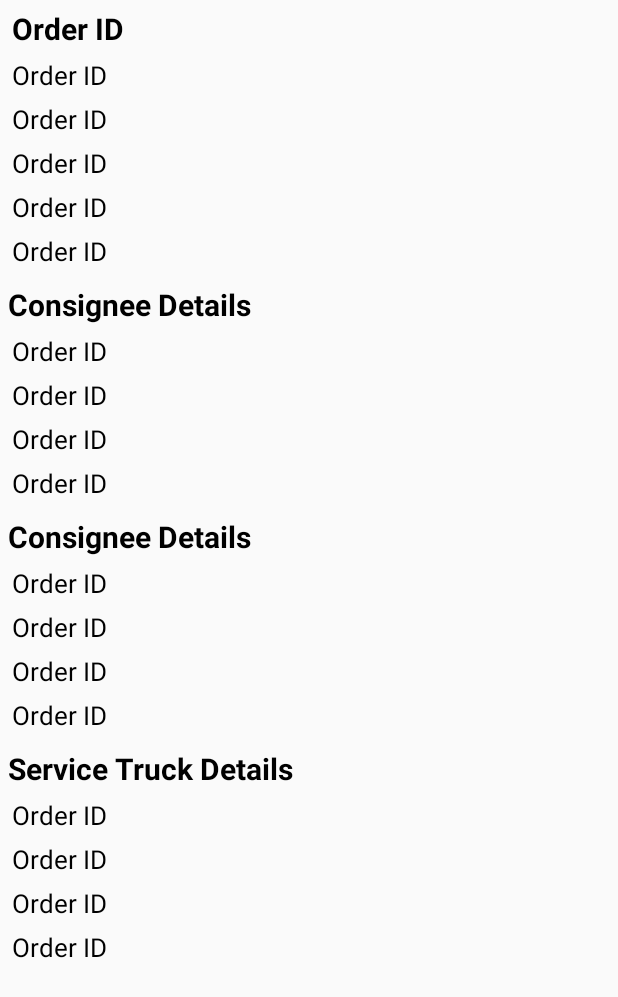
After one commit to aggarwalmayank/PROVIZO, an Android app: the BookingsDetails screen opened directly, with no data from a screen before it, on a phone screen of 412 x 824 dp. The commit adds this screen. Shown: the top 997 px of the screen. Run offline under Robolectric (Android 15) with nearby library versions, the phone set to English and light mode, and no system bars; 14 statements that could not run were skipped.

Commit message:
Truck Service App

```diff
--- a/app/src/main/AndroidManifest.xml
+++ b/app/src/main/AndroidManifest.xml
@@ -13,7 +13,9 @@
         android:roundIcon="@mipmap/ic_launcher_round"
         android:supportsRtl="true"
         android:theme="@style/AppTheme">
-        <activity android:name=".MyBookings"></activity>
+        <activity android:name=".BookingsDetails"></activity>
+        <activity android:name=".BookingsDetails" />
+        <activity android:name=".MyBookings" />
         <activity android:name=".Payment" />
         <activity android:name=".Confirmation" />
         <activity android:name=".AvailableServices" />
--- a/app/src/main/java/com/appsaga/provizo/Bookings.java
+++ b/app/src/main/java/com/appsaga/provizo/Bookings.java
@@ -5,15 +5,16 @@ import java.util.HashMap;
 
 public class Bookings implements Serializable {
 
-    private String DropLocation;
-    private String PaymentStatus;
-    private String PickUpDate;
-    private String PickUpLocation;
-    private String TruckCompany;
-    private String amount;
-    private HashMap<String, String> Consignee;
-    private HashMap<String, String> Consignor;
-    private HashMap<String, String> ServiceTruckDetails;
+    String DropLocation;
+    String PaymentStatus;
+    String PickUpDate;
+    String PickUpLocation;
+    String TruckCompany;
+    String amount;
+    HashMap<String,String> Consignee;
+    HashMap<String,String> Consignor;
+    HashMap<String,String> ServiceTruckDetails;
+    String key;
 
     public Bookings(String dropLocation, String paymentStatus, String pickUpDate, String pickUpLocation, String truckCompany, String amount, HashMap<String, String> consignee, HashMap<String, String> consignor, HashMap<String, String> serviceTruckDetails) {
         DropLocation = dropLocation;
@@ -27,7 +28,22 @@ public class Bookings implements Serializable {
         ServiceTruckDetails = serviceTruckDetails;
     }
 
-    public Bookings() {
+    public Bookings(Bookings bookings,String key)
+    {
+        DropLocation = bookings.getDropLocation();
+        PaymentStatus = bookings.getPaymentStatus();
+        PickUpDate = bookings.getPickUpDate();
+        PickUpLocation = bookings.getPickUpLocation();
+        TruckCompany = bookings.getTruckCompany();
+        this.amount = bookings.getAmount();
+        Consignee=bookings.getConsignee();
+        Consignor=bookings.getConsignor();
+        ServiceTruckDetails = bookings.getServiceTruckDetails();
+        this.key=key;
+    }
+
+    public Bookings()
+    {
 
     }
 
@@ -102,4 +118,12 @@ public class Bookings implements Serializable {
     public void setServiceTruckDetails(HashMap<String, String> serviceTruckDetails) {
         ServiceTruckDetails = serviceTruckDetails;
     }
+
+    public String getKey() {
+        return key;
+    }
+
+    public void setKey(String key) {
+        this.key = key;
+    }
 }
--- a/app/src/main/java/com/appsaga/provizo/BookingsAdapter.java
+++ b/app/src/main/java/com/appsaga/provizo/BookingsAdapter.java
@@ -12,9 +12,7 @@ import java.util.ArrayList;
 public class BookingsAdapter extends ArrayAdapter<Bookings> {
 
     public BookingsAdapter(Context context, ArrayList<Bookings> bookings) {
-        //super(context, 0,bookings,orderid);
-        super(context,0,bookings);
-
+        super(context, 0,bookings);
     }
 
     @Override
@@ -29,17 +27,17 @@ public class BookingsAdapter extends ArrayAdapter<Bookings> {
 
         Bookings currentBooking = getItem(position);
 
-        TextView orderid= bookingsView.findViewById(R.id.orderid);
+        TextView key = bookingsView.findViewById(R.id.orderid);
         TextView pickupLoc = bookingsView.findViewById(R.id.pick_loc);
         TextView dropLoc = bookingsView.findViewById(R.id.drop_loc);
         TextView pickDate = bookingsView.findViewById(R.id.pick_date);
         TextView amount = bookingsView.findViewById(R.id.amount);
 
-        orderid.setText("Booking ID: "+currentBooking.getTruckCompany());
-        pickupLoc.setText("Pick Up Location:\n"+currentBooking.getPickUpLocation());
-        dropLoc.setText("Drop Location:\n"+currentBooking.getDropLocation());
-        pickDate.setText("Pick Up Date:\n"+currentBooking.getPickUpDate());
-        amount.setText("Amount:\n"+"Rs "+currentBooking.getAmount());
+        key.setText("Order ID: "+currentBooking.getKey());
+        pickupLoc.setText("Pick Up Location\n"+currentBooking.getPickUpLocation());
+        dropLoc.setText("Drop Up Location\n"+currentBooking.getDropLocation());
+        pickDate.setText("Pick Up Date\n"+currentBooking.getPickUpDate());
+        amount.setText("Amount\n"+currentBooking.getAmount());
 
         return bookingsView;
     }
--- /dev/null
+++ b/app/src/main/java/com/appsaga/provizo/BookingsDetails.java
@@ -0,0 +1,46 @@
+package com.appsaga.provizo;
+
+import android.support.v7.app.AppCompatActivity;
+import android.os.Bundle;
+import android.widget.TextView;
+
+public class BookingsDetails extends AppCompatActivity {
+
+    @Override
+    protected void onCreate(Bundle savedInstanceState) {
+        super.onCreate(savedInstanceState);
+        setContentView(R.layout.activity_bookings_details);
+
+        Bookings booking = (Bookings) getIntent().getSerializableExtra("booking");
+
+        TextView id = findViewById(R.id.order_id);
+        TextView comp = findViewById(R.id.truck_comp);
+        TextView pickup = findViewById(R.id.pick_loc);
+        TextView drop = findViewById(R.id.drop_loc);
+        TextView pickDate = findViewById(R.id.pick_date);
+        TextView amount = findViewById(R.id.amount);
+        TextView consigneeName = findViewById(R.id.consignee_name);
+        TextView consigneeAddress = findViewById(R.id.consignee_address);
+        TextView consigneePhone = findViewById(R.id.consignee_phone);
+        TextView consigneeGST = findViewById(R.id.consignee_gst);
+        TextView consignorName = findViewById(R.id.consignor_name);
+        TextView consignorAddress = findViewById(R.id.consignor_address);
+        TextView consignorPhone = findViewById(R.id.consignor_phone);
+        TextView consignorGST = findViewById(R.id.consignor_gst);
+
+        id.setText(booking.getKey());
+        comp.setText(booking.getTruckCompany());
+        pickup.setText(booking.getPickUpDate());
+        drop.setText(booking.getDropLocation());
+        pickDate.setText(booking.getPickUpDate());
+        amount.setText(booking.getAmount());
+        consigneeName.setText(booking.getConsignee().get("ConsigneeName"));
+        consigneeAddress.setText(booking.getConsignee().get("Address"));
+        consigneeGST.setText(booking.getConsignee().get("GST"));
+        consigneePhone.setText(booking.getConsignee().get("PhoneNumber"));
+        consignorName.setText(booking.getConsignor().get("ConsignorName"));
+        consignorAddress.setText(booking.getConsignor().get("Address"));
+        consignorGST.setText(booking.getConsignor().get("GST"));
+        consignorPhone.setText(booking.getConsignor().get("PhoneNumber"));
+    }
+}
--- a/app/src/main/java/com/appsaga/provizo/MyBookings.java
+++ b/app/src/main/java/com/appsaga/provizo/MyBookings.java
@@ -1,11 +1,13 @@
 package com.appsaga.provizo;
 
+import android.content.Intent;
 import android.graphics.Color;
 import android.support.annotation.NonNull;
 import android.support.v7.app.AppCompatActivity;
 import android.os.Bundle;
 import android.util.Log;
 import android.view.View;
+import android.widget.AdapterView;
 import android.widget.ListView;
 
 import com.google.firebase.auth.FirebaseAuth;
@@ -49,15 +51,28 @@ public class MyBookings extends AppCompatActivity {
             @Override
             public void onDataChange(@NonNull DataSnapshot dataSnapshot) {
 
-                ArrayList<Bookings> bookings = new ArrayList<>();
+                final ArrayList<Bookings> bookings = new ArrayList<>();
 
                 for(DataSnapshot ds : dataSnapshot.getChildren())
                 {
-                    bookings.add(ds.getValue(Bookings.class));
+                    Bookings bookings1 = new Bookings(ds.getValue(Bookings.class),ds.getKey());
+                    bookings.add(bookings1);
                 }
 
                 BookingsAdapter bookingsAdapter = new BookingsAdapter(MyBookings.this,bookings);
                 bookingsList.setAdapter(bookingsAdapter);
+
+                bookingsList.setOnItemClickListener(new AdapterView.OnItemClickListener() {
+                    @Override
+                    public void onItemClick(AdapterView<?> parent, View view, int position, long id) {
+
+                        Bookings booking = bookings.get(position);
+
+                        Intent intent = new Intent(MyBookings.this,BookingsDetails.class);
+                        intent.putExtra("booking",booking);
+                        startActivity(intent);
+                    }
+                });
             }
 
             @Override
--- /dev/null
+++ b/app/src/main/res/layout/activity_bookings_details.xml
@@ -0,0 +1,264 @@
+<?xml version="1.0" encoding="utf-8"?>
+<RelativeLayout xmlns:android="http://schemas.android.com/apk/res/android"
+    xmlns:app="http://schemas.android.com/apk/res-auto"
+    xmlns:tools="http://schemas.android.com/tools"
+    android:layout_width="match_parent"
+    android:layout_height="match_parent"
+    tools:context=".BookingsDetails">
+
+    <TextView
+        android:id="@+id/order_id"
+        android:layout_width="wrap_content"
+        android:layout_height="wrap_content"
+        android:text="Order ID"
+        android:textSize="20sp"
+        android:textColor="#000000"
+        android:layout_marginStart="8dp"
+        android:layout_marginLeft="8dp"
+        android:layout_marginTop="5dp"
+        android:textStyle="bold"/>
+
+    <TextView
+        android:id="@+id/truck_comp"
+        android:layout_width="wrap_content"
+        android:layout_height="wrap_content"
+        android:text="Order ID"
+        android:textSize="17sp"
+        android:textColor="#000000"
+        android:layout_marginStart="8dp"
+        android:layout_marginLeft="8dp"
+        android:layout_marginTop="5dp"
+        android:layout_below="@id/order_id"/>
+
+    <TextView
+        android:id="@+id/pick_loc"
+        android:layout_width="wrap_content"
+        android:layout_height="wrap_content"
+        android:text="Order ID"
+        android:textSize="17sp"
+        android:textColor="#000000"
+        android:layout_marginStart="8dp"
+        android:layout_marginLeft="8dp"
+        android:layout_marginTop="5dp"
+        android:layout_below="@id/truck_comp"/>
+
+    <TextView
+        android:id="@+id/drop_loc"
+        android:layout_width="wrap_content"
+        android:layout_height="wrap_content"
+        android:text="Order ID"
+        android:textSize="17sp"
+        android:textColor="#000000"
+        android:layout_marginStart="8dp"
+        android:layout_marginLeft="8dp"
+        android:layout_marginTop="5dp"
+        android:layout_below="@id/pick_loc"/>
+
+    <TextView
+        android:id="@+id/pick_date"
+        android:layout_width="wrap_content"
+        android:layout_height="wrap_content"
+        android:text="Order ID"
+        android:textSize="17sp"
+        android:textColor="#000000"
+        android:layout_marginStart="8dp"
+        android:layout_marginLeft="8dp"
+        android:layout_marginTop="5dp"
+        android:layout_below="@id/drop_loc"/>
+
+    <TextView
+        android:id="@+id/amount"
+        android:layout_width="wrap_content"
+        android:layout_height="wrap_content"
+        android:text="Order ID"
+        android:textSize="17sp"
+        android:textColor="#000000"
+        android:layout_marginStart="8dp"
+        android:layout_marginLeft="8dp"
+        android:layout_marginTop="5dp"
+        android:layout_below="@id/pick_date"/>
+
+    <TextView
+        android:id="@+id/consignee_details"
+        android:layout_width="wrap_content"
+        android:layout_height="wrap_content"
+        android:layout_below="@id/amount"
+        android:text="Consignee Details"
+        android:textStyle="bold"
+        android:textColor="#000000"
+        android:layout_marginTop="10dp"
+        android:layout_marginStart="5dp"
+        android:layout_marginLeft="5dp"
+        android:textSize="20sp"/>
+
+    <TextView
+        android:id="@+id/consignee_name"
+        android:layout_width="wrap_content"
+        android:layout_height="wrap_content"
+        android:text="Order ID"
+        android:textSize="17sp"
+        android:textColor="#000000"
+        android:layout_marginStart="8dp"
+        android:layout_marginLeft="8dp"
+        android:layout_marginTop="5dp"
+        android:layout_below="@id/consignee_details"/>
+
+    <TextView
+        android:id="@+id/consignee_address"
+        android:layout_width="wrap_content"
+        android:layout_height="wrap_content"
+        android:text="Order ID"
+        android:textSize="17sp"
+        android:textColor="#000000"
+        android:layout_marginStart="8dp"
+        android:layout_marginLeft="8dp"
+        android:layout_marginTop="5dp"
+        android:layout_below="@id/consignee_name"/>
+
+    <TextView
+        android:id="@+id/consignee_phone"
+        android:layout_width="wrap_content"
+        android:layout_height="wrap_content"
+        android:text="Order ID"
+        android:textSize="17sp"
+        android:textColor="#000000"
+        android:layout_marginStart="8dp"
+        android:layout_marginLeft="8dp"
+        android:layout_marginTop="5dp"
+        android:layout_below="@id/consignee_address"/>
+
+    <TextView
+        android:id="@+id/consignee_gst"
+        android:layout_width="wrap_content"
+        android:layout_height="wrap_content"
+        android:text="Order ID"
+        android:textSize="17sp"
+        android:textColor="#000000"
+        android:layout_marginStart="8dp"
+        android:layout_marginLeft="8dp"
+        android:layout_marginTop="5dp"
+        android:layout_below="@id/consignee_phone"/>
+
+    <TextView
+        android:id="@+id/consignor_details"
+        android:layout_width="wrap_content"
+        android:layout_height="wrap_content"
+        android:layout_below="@id/consignee_gst"
+        android:text="Consignee Details"
+        android:textStyle="bold"
+        android:textColor="#000000"
+        android:layout_marginTop="10dp"
+        android:layout_marginStart="5dp"
+        android:layout_marginLeft="5dp"
+        android:textSize="20sp"/>
+
+    <TextView
+        android:id="@+id/consignor_name"
+        android:layout_width="wrap_content"
+        android:layout_height="wrap_content"
+        android:text="Order ID"
+        android:textSize="17sp"
+        android:textColor="#000000"
+        android:layout_marginStart="8dp"
+        android:layout_marginLeft="8dp"
+        android:layout_marginTop="5dp"
+        android:layout_below="@id/consignor_details"/>
+
+    <TextView
+        android:id="@+id/consignor_address"
+        android:layout_width="wrap_content"
+        android:layout_height="wrap_content"
+        android:text="Order ID"
+        android:textSize="17sp"
+        android:textColor="#000000"
+        android:layout_marginStart="8dp"
+        android:layout_marginLeft="8dp"
+        android:layout_marginTop="5dp"
+        android:layout_below="@id/consignor_name"/>
+
+    <TextView
+        android:id="@+id/consignor_phone"
+        android:layout_width="wrap_content"
+        android:layout_height="wrap_content"
+        android:text="Order ID"
+        android:textSize="17sp"
+        android:textColor="#000000"
+        android:layout_marginStart="8dp"
+        android:layout_marginLeft="8dp"
+        android:layout_marginTop="5dp"
+        android:layout_below="@id/consignor_address"/>
+
+    <TextView
+        android:id="@+id/consignor_gst"
+        android:layout_width="wrap_content"
+        android:layout_height="wrap_content"
+        android:text="Order ID"
+        android:textSize="17sp"
+        android:textColor="#000000"
+        android:layout_marginStart="8dp"
+        android:layout_marginLeft="8dp"
+        android:layout_marginTop="5dp"
+        android:layout_below="@id/consignor_phone"/>
+
+    <TextView
+        android:id="@+id/truck_details"
+        android:layout_width="wrap_content"
+        android:layout_height="wrap_content"
+        android:layout_below="@id/consignor_gst"
+        android:text="Service Truck Details"
+        android:textStyle="bold"
+        android:textColor="#000000"
+        android:layout_marginTop="10dp"
+        android:layout_marginStart="5dp"
+        android:layout_marginLeft="5dp"
+        android:textSize="20sp"/>
+
+    <TextView
+        android:id="@+id/service_type"
+        android:layout_width="wrap_content"
+        android:layout_height="wrap_content"
+        android:text="Order ID"
+        android:textSize="17sp"
+        android:textColor="#000000"
+        android:layout_marginStart="8dp"
+        android:layout_marginLeft="8dp"
+        android:layout_marginTop="5dp"
+        android:layout_below="@id/truck_details"/>
+
+    <TextView
+        android:id="@+id/desc"
+        android:layout_width="wrap_content"
+        android:layout_height="wrap_content"
+        android:text="Order ID"
+        android:textSize="17sp"
+        android:textColor="#000000"
+        android:layout_marginStart="8dp"
+        android:layout_marginLeft="8dp"
+        android:layout_marginTop="5dp"
+        android:layout_below="@id/service_type"/>
+
+    <TextView
+        android:id="@+id/truck_type"
+        android:layout_width="wrap_content"
+        android:layout_height="wrap_content"
+        android:text="Order ID"
+        android:textSize="17sp"
+        android:textColor="#000000"
+        android:layout_marginStart="8dp"
+        android:layout_marginLeft="8dp"
+        android:layout_marginTop="5dp"
+        android:layout_below="@id/desc"/>
+
+    <TextView
+        android:id="@+id/weight"
+        android:layout_width="wrap_content"
+        android:layout_height="wrap_content"
+        android:text="Order ID"
+        android:textSize="17sp"
+        android:textColor="#000000"
+        android:layout_marginStart="8dp"
+        android:layout_marginLeft="8dp"
+        android:layout_marginTop="5dp"
+        android:layout_below="@id/truck_type"/>
+
+</RelativeLayout>
--- a/app/src/main/res/layout/activity_my_bookings.xml
+++ b/app/src/main/res/layout/activity_my_bookings.xml
@@ -20,7 +20,8 @@
         android:padding="8dp"
         android:layout_width="match_parent"
         android:layout_below="@+id/toolbar"
-        android:layout_height="wrap_content">
+        android:layout_height="wrap_content"
+        android:divider="@android:color/transparent">
 
 
     </ListView>
--- a/app/src/main/res/layout/bookings_view.xml
+++ b/app/src/main/res/layout/bookings_view.xml
@@ -4,7 +4,6 @@
     android:padding="5dp"
     android:background="@drawable/ripple_effect_2"
     android:layout_height="wrap_content">
-
 
     <TextView
         android:id="@+id/orderid"
```
